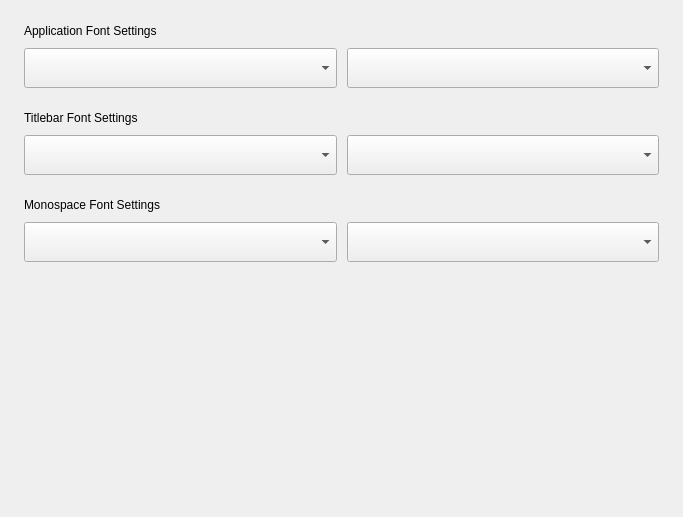
Qt form plugins/appearance/src/pages/font/fonts.ui (openeuler-mirror/kiran-control-panel) before a commit.
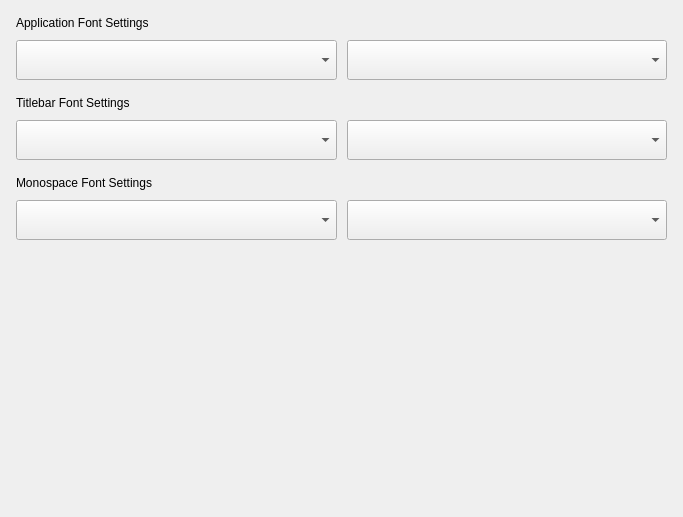
The same form after that commit.

```diff
--- a/plugins/appearance/src/pages/font/fonts.ui
+++ b/plugins/appearance/src/pages/font/fonts.ui
@@ -15,19 +15,19 @@
   </property>
   <layout class="QVBoxLayout" name="verticalLayout_4">
    <property name="spacing">
-    <number>24</number>
+    <number>16</number>
    </property>
    <property name="leftMargin">
-    <number>24</number>
+    <number>16</number>
    </property>
    <property name="topMargin">
-    <number>24</number>
+    <number>16</number>
    </property>
    <property name="rightMargin">
-    <number>24</number>
+    <number>16</number>
    </property>
    <property name="bottomMargin">
-    <number>40</number>
+    <number>16</number>
    </property>
    <item>
     <widget class="QWidget" name="widget_fonts" native="true">
@@ -50,7 +50,7 @@
       <item>
        <layout class="QVBoxLayout" name="verticalLayout_5">
         <property name="spacing">
-         <number>23</number>
+         <number>16</number>
         </property>
         <item>
          <widget class="QWidget" name="widget_2" native="true">
```
